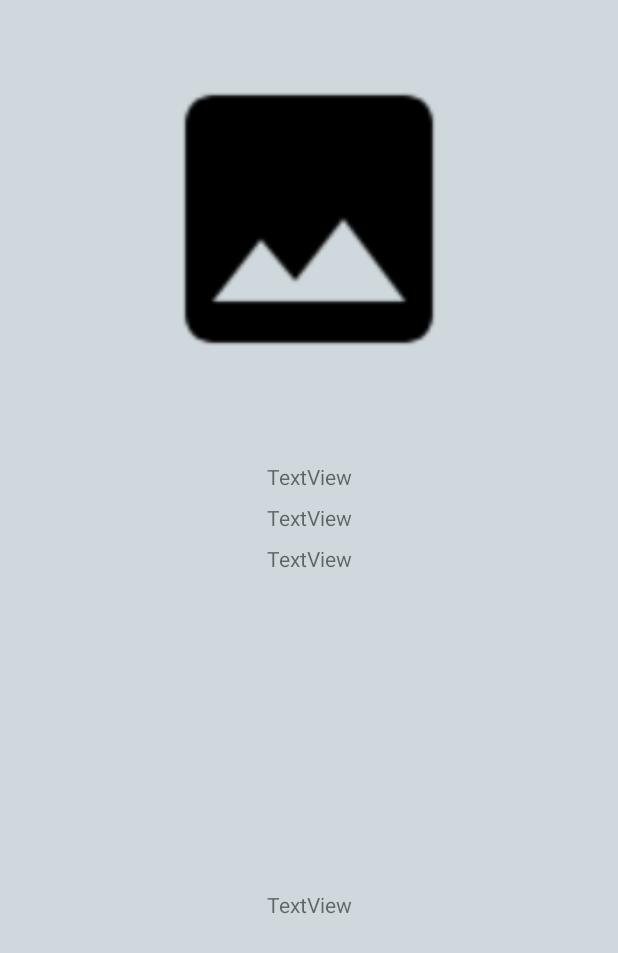
After one commit to WillemSchoeman/MovieApp, an Android app: the layout content_movie_detail.xml on its own in the app's theme, with its tools: preview values and no code run, on a phone screen of 412 x 824 dp. The commit adds this screen. Shown: the top 953 px of the screen. Run offline under Robolectric (Android 15) with nearby library versions, the phone set to English and light mode, and no system bars.

Commit message:
Connected the details activity.
Works correctly!

```diff
--- a/app/src/main/java/com/shumy/user/movieapp/Movie.java
+++ b/app/src/main/java/com/shumy/user/movieapp/Movie.java
@@ -1,6 +1,10 @@
 package com.shumy.user.movieapp;
 
-public class Movie {
+import java.io.Serializable;
+
+public class Movie implements Serializable {
+
+    private static final long serialVersionUID = 1L;
 
     private String mTitle;
     private String mReleaseYear;
--- a/app/src/main/java/com/shumy/user/movieapp/MovieAdapter.java
+++ b/app/src/main/java/com/shumy/user/movieapp/MovieAdapter.java
@@ -40,7 +40,7 @@ public class MovieAdapter extends RecyclerView.Adapter<MovieAdapter.MovieViewHol
         //called by the layout manager when it wants new data in an existing row
 
         Movie movieItem = mMovieList.get(position);
-        Log.d(TAG, "onBindViewHolder: " + movieItem.getTitle() + "-->" + position);
+        //Log.d(TAG, "onBindViewHolder: " + movieItem.getTitle() + "-->" + position);
         Picasso.get().load(movieItem.getPosterURL())
                 .error(R.drawable.baseline_image_black_48dp)
                 .placeholder(R.drawable.baseline_image_black_48dp)
--- a/app/src/main/java/com/shumy/user/movieapp/MovieDetailActivity.java
+++ /dev/null
@@ -1,4 +0,0 @@
-package com.shumy.user.movieapp;
-
-public class MovieDetailActivity {
-}
--- /dev/null
+++ b/app/src/main/res/layout/content_movie_detail.xml
@@ -0,0 +1,80 @@
+<?xml version="1.0" encoding="utf-8"?>
+<android.support.constraint.ConstraintLayout
+    xmlns:android="http://schemas.android.com/apk/res/android"
+    xmlns:app="http://schemas.android.com/apk/res-auto"
+    xmlns:tools="http://schemas.android.com/tools"
+    android:layout_width="match_parent"
+    android:layout_height="match_parent">
+
+    <ImageView
+        android:id="@+id/bigPosterImageView"
+        android:layout_width="220dp"
+        android:layout_height="260dp"
+        android:layout_marginEnd="8dp"
+        android:layout_marginLeft="8dp"
+        android:layout_marginRight="8dp"
+        android:layout_marginStart="8dp"
+        android:layout_marginTop="16dp"
+        app:layout_constraintEnd_toEndOf="parent"
+        app:layout_constraintStart_toStartOf="parent"
+        app:layout_constraintTop_toTopOf="parent"
+        app:srcCompat="@drawable/baseline_image_black_48dp" />
+
+    <TextView
+        android:id="@+id/detailTitleTextView"
+        android:layout_width="wrap_content"
+        android:layout_height="wrap_content"
+        android:layout_marginEnd="8dp"
+        android:layout_marginLeft="8dp"
+        android:layout_marginRight="8dp"
+        android:layout_marginStart="8dp"
+        android:layout_marginTop="32dp"
+        android:text="TextView"
+        app:layout_constraintEnd_toEndOf="parent"
+        app:layout_constraintStart_toStartOf="parent"
+        app:layout_constraintTop_toBottomOf="@+id/bigPosterImageView" />
+
+    <TextView
+        android:id="@+id/detailYearTextView"
+        android:layout_width="wrap_content"
+        android:layout_height="wrap_content"
+        android:layout_marginEnd="8dp"
+        android:layout_marginLeft="8dp"
+        android:layout_marginRight="8dp"
+        android:layout_marginStart="8dp"
+        android:layout_marginTop="8dp"
+        android:text="TextView"
+        app:layout_constraintEnd_toEndOf="parent"
+        app:layout_constraintStart_toStartOf="parent"
+        app:layout_constraintTop_toBottomOf="@+id/detailTitleTextView" />
+
+    <TextView
+        android:id="@+id/detailRatingTextView"
+        android:layout_width="wrap_content"
+        android:layout_height="wrap_content"
+        android:layout_marginEnd="8dp"
+        android:layout_marginLeft="8dp"
+        android:layout_marginRight="8dp"
+        android:layout_marginStart="8dp"
+        android:layout_marginTop="8dp"
+        android:text="TextView"
+        app:layout_constraintEnd_toEndOf="parent"
+        app:layout_constraintStart_toStartOf="parent"
+        app:layout_constraintTop_toBottomOf="@+id/detailYearTextView" />
+
+    <TextView
+        android:id="@+id/summaryTextView"
+        android:layout_width="wrap_content"
+        android:layout_height="wrap_content"
+        android:layout_marginBottom="8dp"
+        android:layout_marginEnd="8dp"
+        android:layout_marginLeft="8dp"
+        android:layout_marginRight="8dp"
+        android:layout_marginStart="8dp"
+        android:layout_marginTop="8dp"
+        android:text="TextView"
+        app:layout_constraintBottom_toBottomOf="parent"
+        app:layout_constraintEnd_toEndOf="parent"
+        app:layout_constraintStart_toStartOf="parent"
+        app:layout_constraintTop_toBottomOf="@+id/detailRatingTextView" />
+</android.support.constraint.ConstraintLayout>
--- a/app/src/main/res/values/colors.xml
+++ /dev/null
@@ -1,6 +0,0 @@
-<?xml version="1.0" encoding="utf-8"?>
-<resources>
-    <color name="colorPrimary">#3F51B5</color>
-    <color name="colorPrimaryDark">#303F9F</color>
-    <color name="colorAccent">#FF4081</color>
-</resources>
--- /dev/null
+++ b/app/src/main/res/values/dimens.xml
@@ -0,0 +1,3 @@
+<resources>
+    <dimen name="fab_margin">16dp</dimen>
+</resources>
--- a/app/src/main/res/values/strings.xml
+++ b/app/src/main/res/values/strings.xml
@@ -1,3 +1,4 @@
 <resources>
     <string name="app_name">MovieApp</string>
+    <string name="title_activity_movie_detail">MovieDetail</string>
 </resources>
--- a/app/src/main/res/values/styles.xml
+++ b/app/src/main/res/values/styles.xml
@@ -1,11 +1,34 @@
 <resources>
+
+    <color name="primary">#607D8B</color>
+    <color name="primary_dark">#455A64</color>
+    <color name="primary_light">#CFD8DC</color>
+    <color name="accent">#448AFF</color>
+    <color name="primary_text">#212121</color>
+    <color name="secondary_text">#757575</color>
+    <color name="icons">#FFFFFF</color>
+    <color name="divider">#BDBDBD</color>
 
     <!-- Base application theme. -->
     <style name="AppTheme" parent="Theme.AppCompat.Light.DarkActionBar">
         <!-- Customize your theme here. -->
-        <item name="colorPrimary">@color/colorPrimary</item>
-        <item name="colorPrimaryDark">@color/colorPrimaryDark</item>
-        <item name="colorAccent">@color/colorAccent</item>
+        <item name="colorPrimary">#607D8B</item>
+        <item name="colorPrimaryDark">#455A64</item>
+        <item name="colorAccent">#009688</item>
+        <item name="android:textColorSecondary">@color/secondary_text</item>
+        <item name="android:icon">@color/icons</item>
+        <item name="android:windowBackground">@color/primary_light</item>
+        <item name="cardBackgroundColor">@color/primary</item>
+
     </style>
 
+    <style name="AppTheme.NoActionBar">
+        <item name="windowActionBar">false</item>
+        <item name="windowNoTitle">true</item>
+    </style>
+
+    <style name="AppTheme.AppBarOverlay" parent="ThemeOverlay.AppCompat.Dark.ActionBar" />
+
+    <style name="AppTheme.PopupOverlay" parent="ThemeOverlay.AppCompat.Light" />
+
 </resources>
```
Also changed, not shown: app/src/main/AndroidManifest.xml (+5 -3 lines), app/src/main/java/com/shumy/user/movieapp/DisplayActivity.java (+20 -6 lines), app/src/main/java/com/shumy/user/movieapp/MovieDetail.java (added, +60 -0 lines), app/src/main/res/layout/activity_movie_detail.xml (renamed from app/src/main/res/layout/movie_detail.xml).
